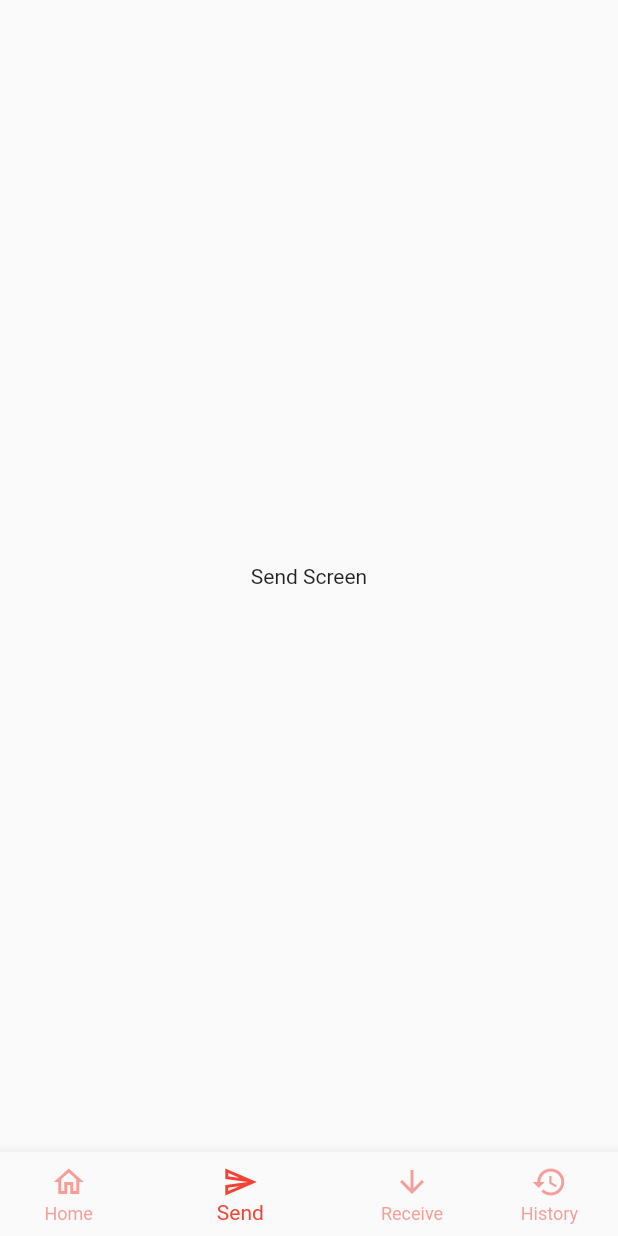
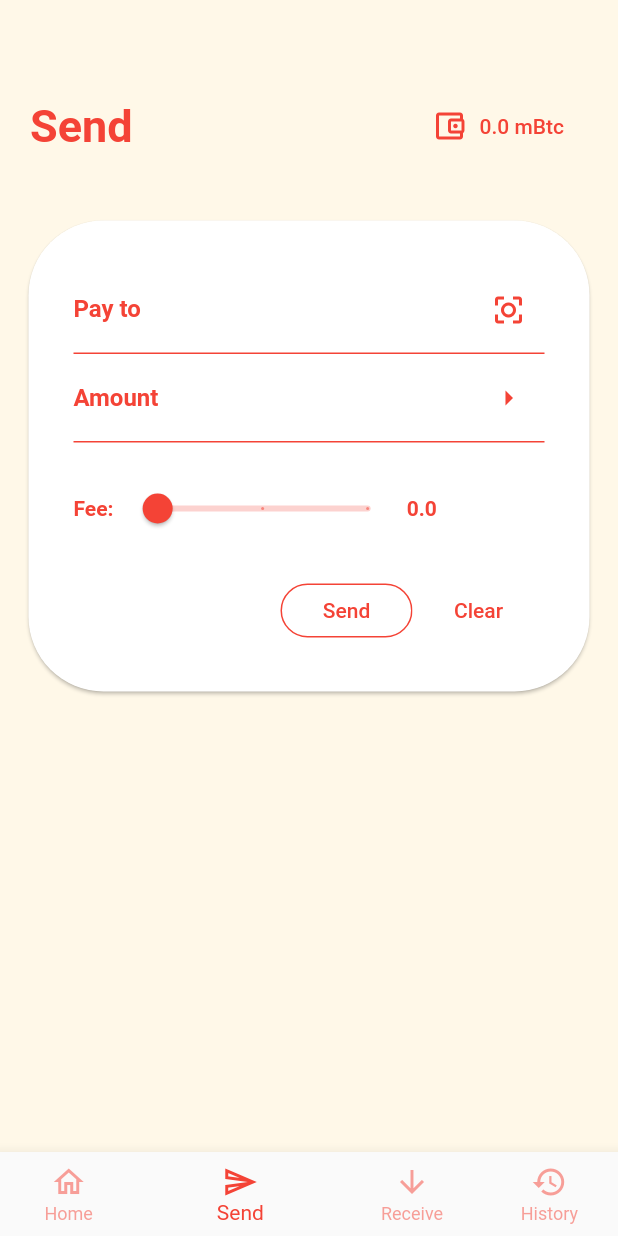
Before and after one commit to ghassmo/nymwallet, a Flutter app: the screen it shows after launch, item 2 of the bottom bar chosen, on a phone screen of 412 x 824 dp. Run offline on Flutter 3.47's test engine with Material 2 defaults, Android fonts, the phone set to English and light mode, and no system bars; our stand-ins replace outline_material_icons.

Commit message:
add send screen

```diff
--- a/lib/main.dart
+++ b/lib/main.dart
@@ -4,7 +4,6 @@ import 'package:nymwal/screens/home_screen.dart';
 import 'package:nymwal/screens/receive_screen.dart';
 import 'package:nymwal/screens/send_screen.dart';
 import 'package:outline_material_icons/outline_material_icons.dart';
-
 
 void main() => runApp(MyApp());
 
@@ -13,13 +12,19 @@ class MyApp extends StatelessWidget {
   Widget build(BuildContext context) {
     return MaterialApp(
       theme: ThemeData(
-          primarySwatch: Colors.red
+          scaffoldBackgroundColor: Color.fromRGBO(255, 248, 232, 1),
+          primarySwatch: Colors.red,
+          buttonTheme: ButtonThemeData(
+            shape: RoundedRectangleBorder(
+              borderRadius: new BorderRadius.circular(18.0),
+              side: BorderSide(color: Colors.red),
             ),
+          )),
       title: '',
-        home: MyHomePage(),);
+      home: MyHomePage(),
+    );
   }
 }
-
 
 class MyHomePage extends StatefulWidget {
   @override
--- a/lib/screens/history_screen.dart
+++ b/lib/screens/history_screen.dart
@@ -1,10 +1,18 @@
 import 'package:flutter/material.dart';
+import 'package:nymwal/shared/appBar.dart';
+import 'package:outline_material_icons/outline_material_icons.dart';
 
 class HistoryScreen extends StatelessWidget {
   @override
   Widget build(BuildContext context) {
-    return Center(
-      child: Text("History Screen"),
+    return Column(
+      children: <Widget>[
+        AppBarCustom(
+          title: "History",
+          icon: OMIcons.accountBalanceWallet,
+          iconString: true,
+        ),
+      ],
     );
   }
 }
--- a/lib/screens/home_screen.dart
+++ b/lib/screens/home_screen.dart
@@ -10,7 +10,7 @@ class HomeScreen extends StatelessWidget {
         AppBarCustom(
           title: "Home",
           icon: OMIcons.accountCircle,
-        )
+        ),
       ],
     );
   }
--- a/lib/screens/receive_screen.dart
+++ b/lib/screens/receive_screen.dart
@@ -1,10 +1,18 @@
 import 'package:flutter/material.dart';
+import 'package:nymwal/shared/appBar.dart';
+import 'package:outline_material_icons/outline_material_icons.dart';
 
 class ReceiveScreen extends StatelessWidget {
   @override
   Widget build(BuildContext context) {
-    return Center(
-      child: Text("Receive Screen"),
+    return Column(
+      children: <Widget>[
+        AppBarCustom(
+          title: "Receive",
+          icon: OMIcons.accountBalanceWallet,
+          iconString: true,
+        ),
+      ],
     );
   }
 }
--- a/lib/screens/send_screen.dart
+++ b/lib/screens/send_screen.dart
@@ -1,10 +1,106 @@
 import 'package:flutter/material.dart';
+import 'package:nymwal/shared/appBar.dart';
+import 'package:outline_material_icons/outline_material_icons.dart';
+
+InputDecoration buildInputDec(String title, IconData icon, Function onPress) {
+  return InputDecoration(
+    enabledBorder:
+        new UnderlineInputBorder(borderSide: new BorderSide(color: Colors.red)),
+    labelText: title,
+    labelStyle: const TextStyle(fontWeight: FontWeight.bold, color: Colors.red),
+    suffixIcon: IconButton(
+      icon: Icon(icon),
+      color: Colors.red,
+      onPressed: onPress,
+    ),
+  );
+}
 
 class SendScreen extends StatelessWidget {
+  final _form = GlobalKey<FormState>();
   @override
   Widget build(BuildContext context) {
-    return Center(
-      child: Text("Send Screen"),
+    return Column(
+      children: <Widget>[
+        AppBarCustom(
+          title: "Send",
+          icon: OMIcons.accountBalanceWallet,
+          iconString: true,
+        ),
+        Container(
+          width: double.infinity,
+          padding: EdgeInsets.all(15),
+          child: Card(
+              shape: RoundedRectangleBorder(
+                borderRadius: BorderRadius.circular(50.0),
+              ),
+              child: Padding(
+                padding: EdgeInsets.all(30),
+                child: Column(
+                  children: <Widget>[
+                    TextFormField(
+                      decoration: buildInputDec(
+                          "Pay to", OMIcons.centerFocusStrong, () {}),
+                    ),
+                    TextFormField(
+                      decoration:
+                          buildInputDec("Amount", OMIcons.arrowRight, () {}),
+                    ),
+                    Padding(
+                      child: Row(
+                        mainAxisAlignment: MainAxisAlignment.start,
+                        children: <Widget>[
+                          Text(
+                            "Fee: ",
+                            style: TextStyle(
+                                color: Colors.red, fontWeight: FontWeight.bold),
+                          ),
+                          Slider(
+                            value: 0.2,
+                            min: 0.0,
+                            max: 100.0,
+                            divisions: 2,
+                            onChanged: (double value) {},
+                          ),
+                          Text(
+                            "0.0",
+                            style: TextStyle(
+                                color: Colors.red, fontWeight: FontWeight.bold),
+                          )
+                        ],
+                      ),
+                      padding: EdgeInsets.only(top: 20),
+                    ),
+                    Padding(
+                      padding: EdgeInsets.only(top: 20),
+                      child: Row(
+                        mainAxisAlignment: MainAxisAlignment.end,
+                        children: <Widget>[
+                          FlatButton(
+                            onPressed: () {},
+                            child: const Text(
+                              "Send",
+                              style: TextStyle(color: Colors.red),
+                            ),
+                          ),
+                          FlatButton(
+                            shape: RoundedRectangleBorder(
+                                borderRadius: new BorderRadius.circular(18.0),
+                                side: BorderSide(color: Colors.white)),
+                            onPressed: () {},
+                            child: const Text(
+                              "Clear",
+                              style: TextStyle(color: Colors.red),
+                            ),
+                          ),
+                        ],
+                      ),
+                    )
+                  ],
+                ),
+              )),
+        )
+      ],
     );
   }
 }
--- a/lib/shared/appBar.dart
+++ b/lib/shared/appBar.dart
@@ -3,9 +3,9 @@ import 'package:flutter/material.dart';
 class AppBarCustom extends StatelessWidget {
   final String title;
   final IconData icon;
-  final String iconString;
+  final bool iconString;
 
-  AppBarCustom({@required this.title, @required this.icon,  this.iconString});
+  AppBarCustom({@required this.title, this.icon, this.iconString = false});
   @override
   Widget build(BuildContext context) {
     return Container(
@@ -24,21 +24,16 @@ class AppBarCustom extends StatelessWidget {
                   color: Theme.of(context).primaryColor),
             ),
           ),
-          iconString  == null ?
-          IconButton(
+          FlatButton.icon(
+            shape: RoundedRectangleBorder(
+                borderRadius: new BorderRadius.circular(18.0),
+                side: BorderSide(color: Theme.of(context).scaffoldBackgroundColor)),
             icon: Icon(
               icon,
               color: Theme.of(context).primaryColor,
             ),
             onPressed: () {},
-
-          ) : FlatButton.icon(
-            icon: Icon(
-              icon,
-              color: Theme.of(context).primaryColor,
-            ),
-            onPressed: () {},
-            label: Text(iconString),
+            label: Text(iconString ? "0.0 mBtc" : " ", style: TextStyle(color: Colors.red),),
           )
         ],
       ),
```
Lines whose indentation alone changed are shown as unchanged.
